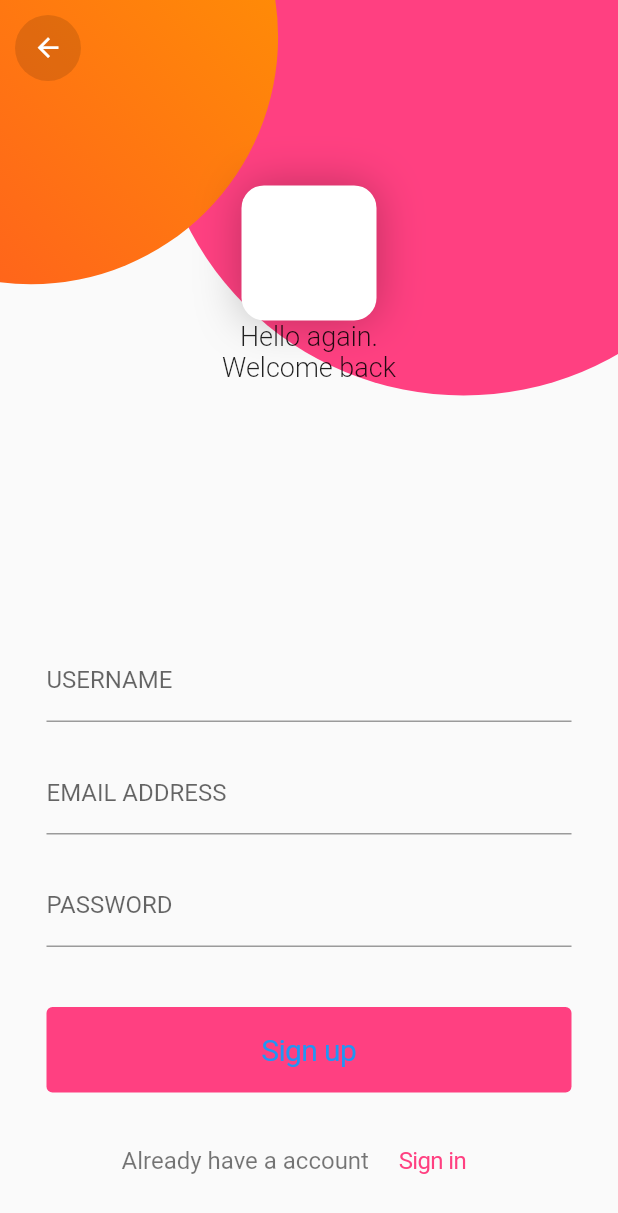
After one commit to andreslab/FlutterAppTutorial, a Flutter app: the SignUpPage screen opened by its route, on a phone screen of 412 x 824 dp. The commit adds this screen. Shown: the top 1213 px of the screen. Run offline on Flutter 3.47's test engine with Material 2 defaults, Android fonts, the phone set to English and light mode, and no system bars.

Commit message:
register screen

```diff
--- a/lib/main.dart
+++ b/lib/main.dart
@@ -1,5 +1,6 @@
 import 'package:flutter/material.dart';
 import 'pages/login.dart';
+import 'pages/sign_up.dart';
 
 void main() => runApp(MyApp());
 
@@ -14,6 +15,10 @@ class MyApp extends StatelessWidget {
         primarySwatch: Colors.blue
       ),
       home: LoginPage(),
+      routes: {
+        "login": (context) => LoginPage(),
+        "signup": (context) => SignUpPage()
+      },
     );
   }
 }
--- a/lib/pages/login.dart
+++ b/lib/pages/login.dart
@@ -135,6 +135,7 @@ class _LoginPageState extends State<LoginPage> {
                                 CupertinoButton(
                                   child: Text("Sign up",
                                   style: TextStyle(fontSize: 16, color: Colors.pinkAccent)),
+                                  onPressed: () => Navigator.pushNamed(context, "signup"),
                                 )
                               ],
                             ),
--- /dev/null
+++ b/lib/pages/sign_up.dart
@@ -0,0 +1,179 @@
+import 'package:chat_secreto/widgets/circle.dart';
+import 'package:chat_secreto/widgets/input_text.dart';
+import 'package:flutter/cupertino.dart';
+import 'package:flutter/material.dart';
+import 'package:flutter/services.dart';
+
+class SignUpPage extends StatefulWidget {
+  @override
+  _SignUpPageState createState() => _SignUpPageState();
+}
+
+class _SignUpPageState extends State<SignUpPage> {
+
+  //key que se agrega al Form para acceder a funciones
+  final _formKey = GlobalKey<FormState>();
+
+  @override
+  void initState(){
+    super.initState();
+    SystemChrome.setSystemUIOverlayStyle(SystemUiOverlayStyle.light);
+  }
+
+  _submit(){
+    _formKey.currentState.validate();
+  }
+
+  @override
+  Widget build(BuildContext context) {
+    //captura el tamano de la pantalla
+    final size = MediaQuery.of(context).size;
+
+    // TODO: implement build
+    return Scaffold(
+      body: GestureDetector(
+        onTap: (){
+          //cuando le da tap fuera del teclado
+          FocusScope.of(context).requestFocus(FocusNode());
+        },
+              child: Container(
+          width: size.width,
+          height: size.height,
+          child: Stack(
+            children: <Widget>[
+              Positioned(
+                right: -size.width * 0.25,
+                top: -size.width * 0.36,
+                child: Circle(
+                  radius: size.width * 0.50,
+                  colors: [Colors.pinkAccent, Colors.pinkAccent],
+                ),
+              ),
+              Positioned(
+                left: -size.width * 0.35,
+                top: -size.width * 0.34,
+                child: Circle(
+                  radius: size.width * 0.40,
+                  colors: [Colors.orange, Colors.deepOrange],
+                ),
+              ),
+              SingleChildScrollView(
+                child: Container(
+                  width: size.width,
+                  height: size.height,
+                  child: SafeArea(
+                    child: Column(
+                      mainAxisAlignment: MainAxisAlignment.spaceBetween,
+                      children: <Widget>[
+                        Column(
+                          children: <Widget>[
+                            Container(
+                                width: 90,
+                                height: 90,
+                                margin: EdgeInsets.only(top: size.width * 0.3),
+                                decoration: BoxDecoration(
+                                    color: Colors.white,
+                                    borderRadius: BorderRadius.circular(15),
+                                    boxShadow: [
+                                      BoxShadow(
+                                          color: Colors.black26, blurRadius: 25)
+                                    ])),
+                            Text("Hello again. \nWelcome back",
+                                textAlign: TextAlign.center,
+                                style: TextStyle(
+                                    fontSize: 18, fontWeight: FontWeight.w300)),
+                          ],
+                        ),
+                        Column(
+                          children: <Widget>[
+                            ConstrainedBox(
+                              constraints:
+                                  BoxConstraints(maxWidth: 350, minWidth: 350),
+                              child: Form(
+                                key: _formKey,
+                                                              child: Column(children: <Widget>[
+                                  InputText(label: "USERNAME",
+                                  validator: (String text) {
+                                    //solo acepta letras y numeros, validado con expresion regular
+                                    if (RegExp(r'^[a-zA-Z0-9]+$').hasMatch(text)) {
+                                      return null;
+                                    }
+                                    return "Invalid Username";
+                                    },),
+                                  SizedBox(height: 20,),
+                                  InputText(label: "EMAIL ADDRESS",
+                                  validator: (String text) {
+                                    if (text.contains("@")) {
+                                      return null;
+                                    }
+                                    return "Invalid Email";
+                                    },
+                                    inputType: TextInputType.emailAddress,),
+                                  SizedBox(height: 20,),
+                                  InputText(label: "PASSWORD",
+                                  validator: (String text) {
+                                     if (text.isNotEmpty && text.length > 5) {
+                                      return null;
+                                    }
+                                    return "Invalid Password";
+                                  },
+                                  isSecure: true,)
+                                ],),
+                              )
+                            ),
+                            SizedBox(height: 40,),
+                            ConstrainedBox(
+                              constraints:
+                                  BoxConstraints(maxWidth: 350, minWidth: 350),
+                              child: CupertinoButton(
+                                padding: EdgeInsets.symmetric(vertical: 17),
+                                color: Colors.pinkAccent,
+                                borderRadius: BorderRadius.circular(4),
+                                onPressed: () => _submit(),
+                                child: Text("Sign up",
+                                    style: TextStyle(fontSize: 20)),
+                              ),
+                            ),
+                            SizedBox(height: 20,),
+                            Row(
+                              mainAxisAlignment: MainAxisAlignment.center,
+                              children: <Widget>[
+                                Text("Already have a account",
+                                style: TextStyle(fontSize: 16,
+                                color: Colors.black54)),
+                                CupertinoButton(
+                                  child: Text("Sign in",
+                                  style: TextStyle(fontSize: 16, color: Colors.pinkAccent)),
+                                  onPressed: ()=>Navigator.pop(context),
+                                )
+                              ],
+                            ),
+                            SizedBox(height: size.height*0.03,)
+                          ],
+                        )
+                      ],
+                    ),
+                  ),
+                ),
+              )
+              ,Positioned(
+                left: 10,
+                top: 10,
+                child: SafeArea(
+                                  child: CupertinoButton(
+                    onPressed: () =>Navigator.pop(context),
+                    child: Icon(Icons.arrow_back,
+                    color: Colors.white,),
+                    color: Colors.black12,
+                    borderRadius: BorderRadius.circular(30),
+                    padding: EdgeInsets.all(10),
+                  ),
+                ),
+              )
+            ],
+          ),
+        ),
+      ),
+    );
+  }
+}
```
Also changed, not shown: 10 other files.
